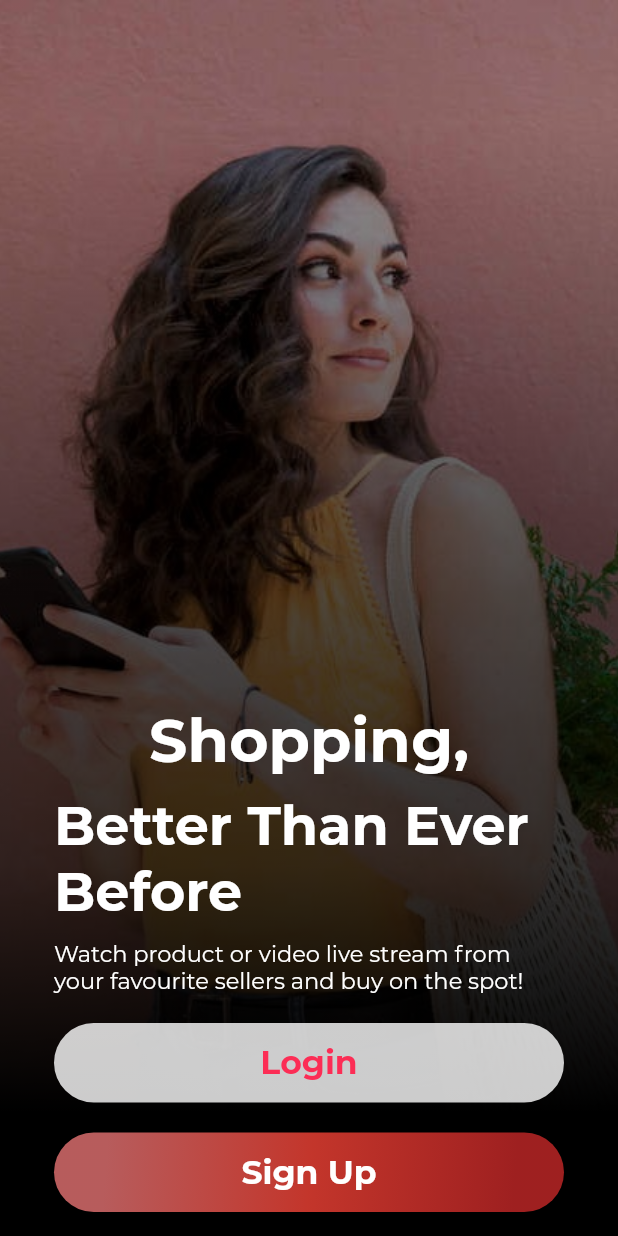
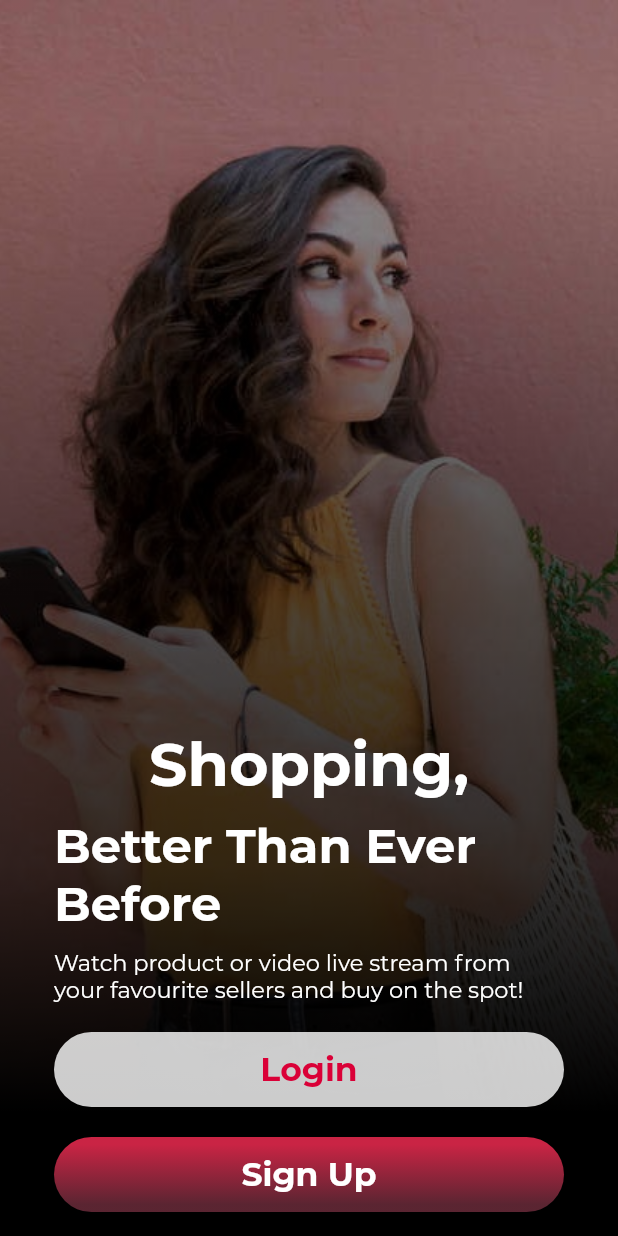
Before and after one commit to hakimdaniall/cartsituios, a Flutter app: the first screen one second after launch, on a phone screen of 412 x 824 dp. Run offline on Flutter 3.47's test engine with Material 2 defaults, Android fonts, the phone set to English and light mode, and no system bars; our stand-ins replace carousel_pro, flutter_spinkit, intl_phone_number_input, page_transition, video_player; missing offline and left inert: custom_switch; project files that could hold a hidden picture were left out.

Commit message:
Front page added

```diff
--- a/lib/pages/login_signup/login.dart
+++ b/lib/pages/login_signup/login.dart
@@ -102,8 +102,10 @@ class _LoginState extends State<Login> {
                         child: Padding(
                           padding: const EdgeInsets.symmetric(horizontal: 28.0),
                           child: TextField(
-                            obscureText: true,
+                            style: TextStyle(color: white),
+                            obscureText: false,
                             decoration: InputDecoration(
+                              border: InputBorder.none,
                               labelText: 'Email',
                                 labelStyle:  TextStyle(
                                   color: white,
@@ -168,7 +170,7 @@ class _LoginState extends State<Login> {
                             'Login',
                             style: TextStyle(
                               color: Colors.white,
-                              fontSize: 16.0,
+                              fontSize: 18.0,
                               fontWeight: FontWeight.w600,
                             ),
                           ),
--- a/lib/pages/splashScreen.dart
+++ b/lib/pages/splashScreen.dart
@@ -16,7 +16,7 @@ class _SplashScreenState extends State<SplashScreen> {
     super.initState();
 
     Timer(
-        Duration(seconds: 1),
+        Duration(seconds: 500),
         () => Navigator.push(
               context,
               MaterialPageRoute(builder: (context) => Login()),
@@ -85,7 +85,7 @@ class _SplashScreenState extends State<SplashScreen> {
                                 'Better Than Ever Before',
                                 style: TextStyle(
                                   color: Colors.white,
-                                  fontSize: 36.0,
+                                  fontSize: 32.0,
                                   fontWeight: FontWeight.w600,
                                 ),
                               ),
@@ -112,10 +112,10 @@ class _SplashScreenState extends State<SplashScreen> {
                                       context,
                                       PageTransition(
                                           type: PageTransitionType.rightToLeft,
-                                          child: Register()));
+                                          child: Login()));
                                 },
                                 child: Container(
-                                  height: 53.0,
+                                  height: 50.0,
                                   width: double.infinity,
                                   alignment: Alignment.center,
                                   decoration: BoxDecoration(
@@ -134,7 +134,7 @@ class _SplashScreenState extends State<SplashScreen> {
                                   child: Text(
                                     'Login',
                                     style: TextStyle(
-                                      color: primary,
+                                      color: Color(0xFFDA0037),
                                       fontSize: 22.0,
                                       fontWeight: FontWeight.w700,
                                     ),
@@ -155,19 +155,18 @@ class _SplashScreenState extends State<SplashScreen> {
                                           child: Register()));
                                 },
                                 child: Container(
-                                  height: 53.0,
+                                  height: 50.0,
                                   width: double.infinity,
                                   alignment: Alignment.center,
                                   decoration: BoxDecoration(
                                     borderRadius: BorderRadius.circular(30.0),
                                     gradient: LinearGradient(
-                                      begin: Alignment.centerLeft,
-                                      end: Alignment.bottomRight,
-                                      stops: [0.1, 0.5, 0.9],
+                                      begin: Alignment.topCenter,
+                                      end: Alignment.bottomCenter,
+                                      stops: [0.1, 0.9],
                                       colors: [
-                                        Colors.red[300].withOpacity(0.8),
-                                        Colors.red[500].withOpacity(0.8),
-                                        Colors.red[800].withOpacity(0.8),
+                                        Color(0xFFFC2D55).withOpacity(0.8),
+                                        Color(0xFF712E3E).withOpacity(0.8),
                                       ],
                                     ),
                                   ),
```
